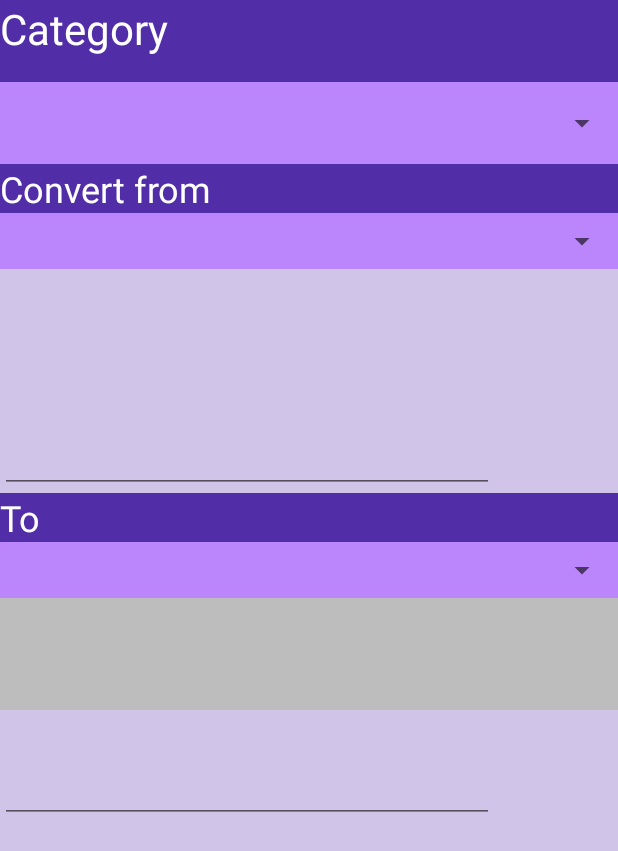
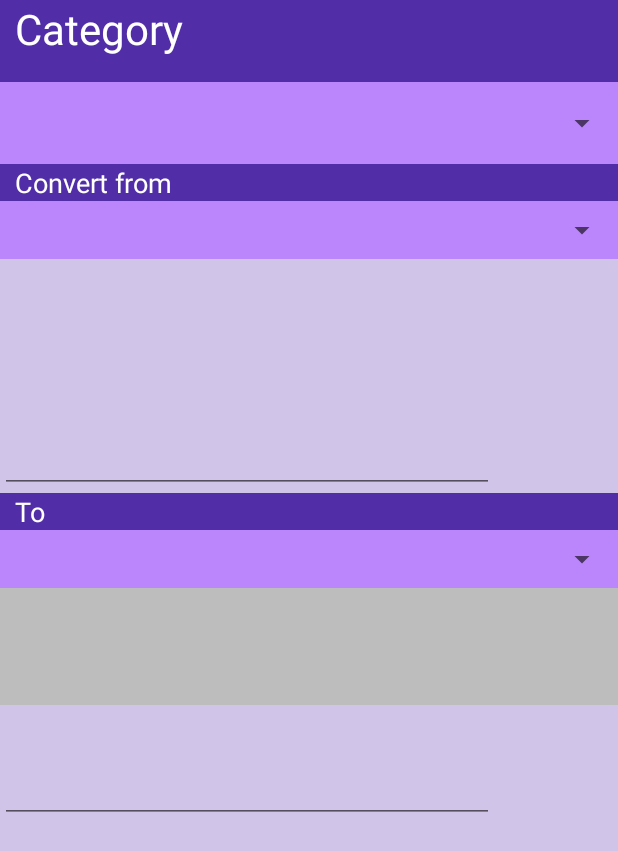
Before and after one commit to Herophillix/cp3406-unit-converter-app, an Android app: the layout activity_main.xml on its own in the app's theme, with its tools: preview values and no code run, on a phone screen of 412 x 824 dp. Shown: the top 851 px of the screen. Run offline under Robolectric (Android 15) with nearby library versions, the phone set to English and light mode, and no system bars.

```diff
--- a/app/src/main/java/com/example/unit_converter_app/Category/Volume.java
+++ b/app/src/main/java/com/example/unit_converter_app/Category/Volume.java
@@ -11,8 +11,8 @@ public class Volume extends Category{
 
         PutUnit("Milliliter", new Unit("ml", 1000, 0));
         PutUnit("Liter", controlUnit);
-        PutUnit("Cubic Centimeter", new Unit("cm^3", 1000, 0));
-        PutUnit("Cubic Meter", new Unit("m^3", 0.001, 0));
+        PutUnit("Cubic Centimeter", new Unit("cm³", 1000, 0));
+        PutUnit("Cubic Meter", new Unit("m³", 0.001, 0));
         PutUnit("Cup", new Unit("cup", 4.2267548297, 0));
         PutUnit("Pint", new Unit("pint", 2.1133774149, 0));
         PutUnit("Quart", new Unit("qt", 1.0566887074, 0));
--- a/app/src/main/res/layout/activity_main.xml
+++ b/app/src/main/res/layout/activity_main.xml
@@ -18,6 +18,7 @@
             android:layout_height="0dp"
             android:layout_weight="1"
             android:background="@color/primary_dark"
+            android:paddingLeft="10dp"
             android:text="Category"
             android:textColor="@color/white"
             android:textSize="28sp" />
@@ -26,7 +27,8 @@
             android:id="@+id/category_spinner"
             android:layout_width="match_parent"
             android:layout_height="0dp"
-            android:layout_weight="1" />
+            android:layout_weight="1"
+            android:paddingLeft="10dp" />
 
         <LinearLayout
             android:layout_width="match_parent"
@@ -45,6 +47,7 @@
                     android:layout_width="match_parent"
                     android:layout_height="wrap_content"
                     android:background="@color/primary_dark"
+                    android:paddingLeft="10dp"
                     android:text="Convert from"
                     android:textColor="@color/white" />
 
@@ -52,7 +55,8 @@
                     android:id="@+id/top_spinner"
                     android:layout_width="match_parent"
                     android:layout_height="0dp"
-                    android:layout_weight="1" />
+                    android:layout_weight="1"
+                    android:paddingLeft="10dp" />
 
                 <EditText
                     android:id="@+id/top_input"
@@ -62,7 +66,9 @@
                     android:background="@color/primary_light"
                     android:ems="10"
                     android:gravity="top|left"
-                    android:inputType="textPersonName" />
+                    android:imeOptions="actionDone"
+                    android:inputType="textMultiLine"
+                    android:paddingLeft="10dp" />
 
                 <LinearLayout
                     android:id="@+id/top_decimal"
@@ -79,6 +85,7 @@
                         android:layout_weight="8"
                         android:ems="10"
                         android:gravity="bottom|right"
+                        android:imeOptions="actionDone"
                         android:inputType="numberDecimal" />
 
                     <TextView
@@ -86,7 +93,9 @@
                         android:layout_width="0dp"
                         android:layout_height="match_parent"
                         android:layout_weight="2"
-                        android:gravity="bottom|left" />
+                        android:gravity="bottom|left"
+                        android:paddingLeft="5dp"
+                        android:paddingBottom="10dp" />
                 </LinearLayout>
 
             </LinearLayout>
@@ -102,6 +111,7 @@
                     android:layout_width="match_parent"
                     android:layout_height="wrap_content"
                     android:background="@color/primary_dark"
+                    android:paddingLeft="10dp"
                     android:text="To"
                     android:textColor="@color/white" />
 
@@ -109,7 +119,8 @@
                     android:id="@+id/bottom_spinner"
                     android:layout_width="match_parent"
                     android:layout_height="0dp"
-                    android:layout_weight="1" />
+                    android:layout_weight="1"
+                    android:paddingLeft="10dp" />
 
                 <TextView
                     android:id="@+id/bottom_text"
@@ -117,7 +128,8 @@
                     android:layout_height="0dp"
                     android:layout_weight="2"
                     android:background="@color/divider"
-                    android:gravity="top|left" />
+                    android:gravity="top|left"
+                    android:paddingLeft="10dp" />
 
                 <LinearLayout
                     android:id="@+id/bottom_decimal"
@@ -134,6 +146,7 @@
                         android:layout_weight="8"
                         android:ems="10"
                         android:gravity="bottom|right"
+                        android:imeOptions="actionDone"
                         android:inputType="numberDecimal" />
 
                     <TextView
@@ -141,7 +154,9 @@
                         android:layout_width="0dp"
                         android:layout_height="match_parent"
                         android:layout_weight="2"
-                        android:gravity="bottom|left" />
+                        android:gravity="bottom|left"
+                        android:paddingLeft="5dp"
+                        android:paddingBottom="10dp" />
                 </LinearLayout>
 
             </LinearLayout>
--- a/app/src/main/res/values-night/themes.xml
+++ b/app/src/main/res/values-night/themes.xml
@@ -13,4 +13,10 @@
         <item name="android:statusBarColor" tools:targetApi="l">?attr/colorPrimaryVariant</item>
         <!-- Customize your theme here. -->
     </style>
+
+    <style name="normalText" parent="Widget.MaterialComponents.TextView">
+        <item name="android:textColor">@color/black</item>
+        <item name="android:textSize">18sp</item>
+        <item name="android:layout_weight">1</item>
+    </style>
 </resources>
--- a/app/src/main/res/values/strings.xml
+++ b/app/src/main/res/values/strings.xml
@@ -1,3 +1,3 @@
 <resources>
-    <string name="app_name">unit-converter-app</string>
+    <string name="app_name">Unit Converter</string>
 </resources>
--- a/app/src/main/res/values/themes.xml
+++ b/app/src/main/res/values/themes.xml
@@ -17,7 +17,7 @@
 
     <style name="normalText" parent="Widget.MaterialComponents.TextView">
         <item name="android:textColor">@color/black</item>
-        <item name="android:textSize">24sp</item>
+        <item name="android:textSize">18sp</item>
         <item name="android:layout_weight">1</item>
     </style>
 </resources>
```
Also changed, not shown: app/src/main/java/com/example/unit_converter_app/MainActivity.java (+51 -22 lines), app/src/main/java/com/example/unit_converter_app/Unit/Unit.java (+6 -1 lines).
